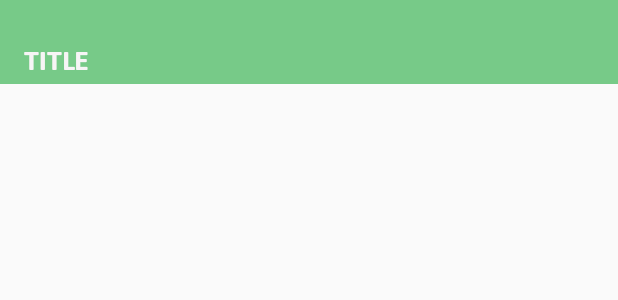
After one commit to luniderelias/lojong, an Android app: the layout fundamentals_toolbar.xml on its own in the app's theme, with its tools: preview values and no code run, on a phone screen of 412 x 824 dp. The commit adds this screen. Shown: the top 300 px of the screen. Run offline under Robolectric (Android 15) with nearby library versions, the phone set to English and light mode, and no system bars.

Commit message:
Fundamentals toolbar added

```diff
--- a/app/src/main/java/com/example/mvp_livedata_base_kotlin/base/BaseFragment.kt
+++ b/app/src/main/java/com/example/mvp_livedata_base_kotlin/base/BaseFragment.kt
@@ -3,6 +3,7 @@ package com.example.mvp_livedata_base_kotlin.base
 import android.app.Activity
 import android.app.Application
 import android.os.Bundle
+import android.view.ContextThemeWrapper
 import android.view.LayoutInflater
 import android.view.View
 import android.view.ViewGroup
--- a/app/src/main/java/com/example/mvp_livedata_base_kotlin/base/application/App.kt
+++ b/app/src/main/java/com/example/mvp_livedata_base_kotlin/base/application/App.kt
@@ -2,6 +2,7 @@ package com.example.mvp_livedata_base_kotlin.base.application
 
 import android.app.Application
 import android.content.Context
+import com.example.mvp_livedata_base_kotlin.R
 import com.example.mvp_livedata_base_kotlin.base.appModule
 import com.example.mvp_livedata_base_kotlin.base.dispatcherModule
 import org.koin.android.ext.android.inject
--- /dev/null
+++ b/app/src/main/res/drawable/ic_back_button.xml
@@ -0,0 +1,12 @@
+<vector xmlns:android="http://schemas.android.com/apk/res/android"
+    android:width="36dp"
+    android:height="36dp"
+    android:viewportWidth="63"
+    android:viewportHeight="63">
+  <path
+      android:pathData="M31.5,31.5m-31.5,0a31.5,31.5 0,1 1,63 0a31.5,31.5 0,1 1,-63 0"
+      android:fillColor="#76BE93"/>
+  <path
+      android:pathData="M37.9944,22.4748c-2.2486,2.2486 -6.8943,9.4781 -6.6256,9.8585C34.2241,36.3695 37.783,41.006 37.783,41.006l0,-0C37.7533,43.4709 33.5658,45.4155 31.6637,43.8528L22.8439,36.5915A6,6 0,0 1,22.8241 27.3439L32.078,19.657C33.9073,18.1374 38.022,20.0982 37.9944,22.4748Z"
+      android:fillColor="#f7f0ed"/>
+</vector>
--- a/app/src/main/res/layout/activity_main.xml
+++ b/app/src/main/res/layout/activity_main.xml
@@ -1,10 +1,10 @@
 <?xml version="1.0" encoding="utf-8"?>
 <androidx.coordinatorlayout.widget.CoordinatorLayout xmlns:android="http://schemas.android.com/apk/res/android"
     xmlns:app="http://schemas.android.com/apk/res-auto"
-    xmlns:tools="http://schemas.android.com/tools"
     android:id="@+id/mainCoordinatorLayout"
     android:layout_width="match_parent"
-    android:layout_height="match_parent">
+    android:layout_height="match_parent"
+    android:fitsSystemWindows="false">
 
     <androidx.constraintlayout.widget.ConstraintLayout
         android:id="@+id/container"
--- /dev/null
+++ b/app/src/main/res/layout/fundamentals_toolbar.xml
@@ -0,0 +1,28 @@
+<?xml version="1.0" encoding="utf-8"?>
+<androidx.appcompat.widget.Toolbar xmlns:android="http://schemas.android.com/apk/res/android"
+    xmlns:app="http://schemas.android.com/apk/res-auto"
+    xmlns:tools="http://schemas.android.com/tools"
+    android:id="@+id/toolbar"
+    android:layout_width="match_parent"
+    android:layout_height="wrap_content"
+    android:background="@color/fundamentals_toolbar_color"
+    android:theme="@style/ToolbarColoredBackArrow"
+    app:contentInsetStartWithNavigation="0dp"
+    android:paddingTop="@dimen/statusBarHeight">
+
+    <androidx.constraintlayout.widget.ConstraintLayout
+        android:layout_width="match_parent"
+        android:layout_height="match_parent">
+
+        <androidx.appcompat.widget.AppCompatTextView
+            android:id="@+id/tsTxtTitle"
+            style="@style/Text.ToolbarTitle"
+            android:layout_marginEnd="@dimen/normal_margin"
+            app:layout_constraintEnd_toEndOf="parent"
+            app:layout_constraintStart_toStartOf="parent"
+            android:gravity="center_vertical"
+            tools:ignore="MissingConstraints"
+            tools:text="Title" />
+
+    </androidx.constraintlayout.widget.ConstraintLayout>
+</androidx.appcompat.widget.Toolbar>
--- a/app/src/main/res/values/colors.xml
+++ b/app/src/main/res/values/colors.xml
@@ -1,11 +1,14 @@
 <?xml version="1.0" encoding="utf-8"?>
 <resources>
-    <color name="colorPrimary">#008577</color>
-    <color name="colorPrimaryDark">#00574B</color>
+    <color name="colorPrimary">#C27B88</color>
+    <color name="colorPrimaryDark">#C27B88</color>
     <color name="colorAccent">#C27B88</color>
     <color name="fundamentals_background_color">#9bda5e</color>
+    <color name="fundamentals_toolbar_color">#77CA88</color>
     <color name="brown_text">#8B572A</color>
     <color name="colorTranslucidOverlay">#88000000</color>
     <color name="colorBottomNavigationItemDisabled">#979797</color>
     <color name="colorBottomNavigationBackground">#F7F5F6</color>
+    <color name="white">#F7F5F6</color>
+    <color name="fundamentals_top_bar">#76BE93</color>
 </resources>
--- /dev/null
+++ b/app/src/main/res/values/dimens.xml
@@ -0,0 +1,8 @@
+<?xml version="1.0" encoding="utf-8"?>
+<resources>
+    <dimen name="normal_margin">16dp</dimen>
+    <dimen name="app_font_size">14sp</dimen>
+    <dimen name="toolbar_icon_size">24dp</dimen>
+    <dimen name="font_title_size">18sp</dimen>
+    <dimen name="statusBarHeight">24dp</dimen>
+</resources>
--- a/app/src/main/res/values/styles.xml
+++ b/app/src/main/res/values/styles.xml
@@ -1,11 +1,34 @@
 <resources>
 
-    <!-- Base application theme. -->
-    <style name="AppTheme" parent="Theme.AppCompat.Light.DarkActionBar">
-        <!-- Customize your theme here. -->
+    <style name="AppTheme" parent="Theme.AppCompat.Light.NoActionBar">
         <item name="colorPrimary">@color/colorPrimary</item>
         <item name="colorPrimaryDark">@color/colorPrimaryDark</item>
         <item name="colorAccent">@color/colorAccent</item>
+        <item name="android:windowTranslucentStatus">true</item>
+    </style>
+
+    <style name="ToolbarColoredBackArrow" parent="AppTheme">
+        <item name="android:textColorSecondary">@color/colorAccent</item>
+        <item name="android:layout_width">match_parent</item>
+        <item name="android:homeAsUpIndicator">@drawable/ic_back_button</item>
+    </style>
+
+    <style name="Text">
+        <item name="android:fontFamily">@font/asap_regular</item>
+        <item name="android:textSize">@dimen/app_font_size</item>
+    </style>
+
+    <style name="Text.ToolbarTitle" parent="Text">
+        <item name="android:fontFamily">@font/asap_bold</item>
+        <item name="android:textColor">@color/white</item>
+        <item name="android:textSize">@dimen/font_title_size</item>
+        <item name="android:layout_width">0dp</item>
+        <item name="android:layout_height">wrap_content</item>
+        <item name="android:textAllCaps">true</item>
+        <item name="android:ellipsize">end</item>
+        <item name="layout_constraintTop_toTopOf">parent</item>
+        <item name="layout_constraintBottom_toBottomOf">parent</item>
+        <item name="android:lines">1</item>
     </style>
 
 </resources>
--- a/dependencies.gradle
+++ b/dependencies.gradle
@@ -30,7 +30,7 @@ ext {
     ]
 
     tools = [
-            minSdkVersion       : 17,
+            minSdkVersion       : 19,
             compileSdkVersion   : 29,
             targetSdkVersion    : 29,
             applicationId       : "com.example.mvvm_base_kotlin",
```
Also changed, not shown: app/src/main/java/com/example/mvp_livedata_base_kotlin/views/fundamentals/FundamentalsFragment.kt (+21 -3 lines), app/src/main/java/com/example/mvp_livedata_base_kotlin/views/main/MainActivity.kt (+17 -2 lines), app/src/main/res/layout/fragment_main.xml (+9 -2 lines), app/src/main/res/font/asap_bold.ttf (added), app/src/main/res/font/asap_regular.ttf (added).
